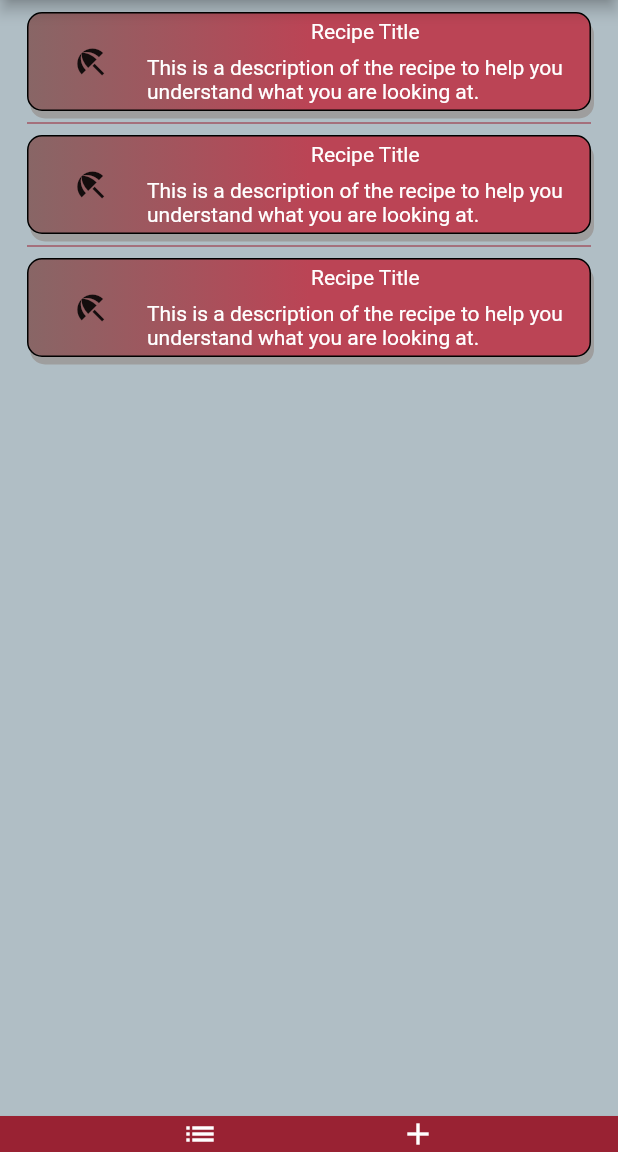
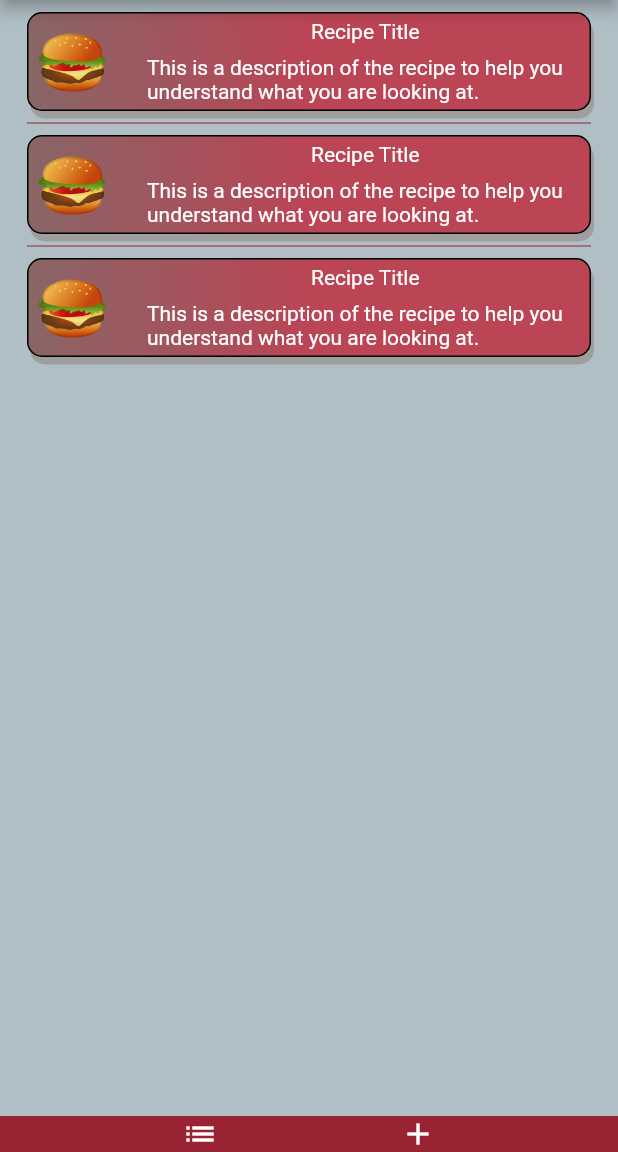
Before and after one commit to BMarx981/Recipe-Runner, a Flutter app: the screen it shows after launch, on a phone screen of 412 x 824 dp, the part 84-1236 px from its top. Run offline on Flutter 3.47's test engine with Material 2 defaults, Android fonts, the phone set to English and light mode, and no system bars.

Commit message:
"Add hamburger icon to main screen"

```diff
--- a/lib/screens/main_screen_tile.dart
+++ b/lib/screens/main_screen_tile.dart
@@ -27,10 +27,15 @@ class MainScreenTile extends StatelessWidget {
           mainAxisAlignment: MainAxisAlignment.spaceEvenly,
           children: <Widget>[
             SizedBox(
-                width: 75,
-                child: Icon(
-                  Icons.beach_access,
-                )), //To be the image of the recipe
+              width: 75,
+              child: Text(
+                '🍔',
+                style: TextStyle(fontSize: 40),
+              ),
+//              child: Icon(
+//                Icons.beach_access,
+//              ),
+            ), //To be the image of the recipe
             Expanded(
               child: Column(
                 mainAxisAlignment: MainAxisAlignment.spaceEvenly,
```
